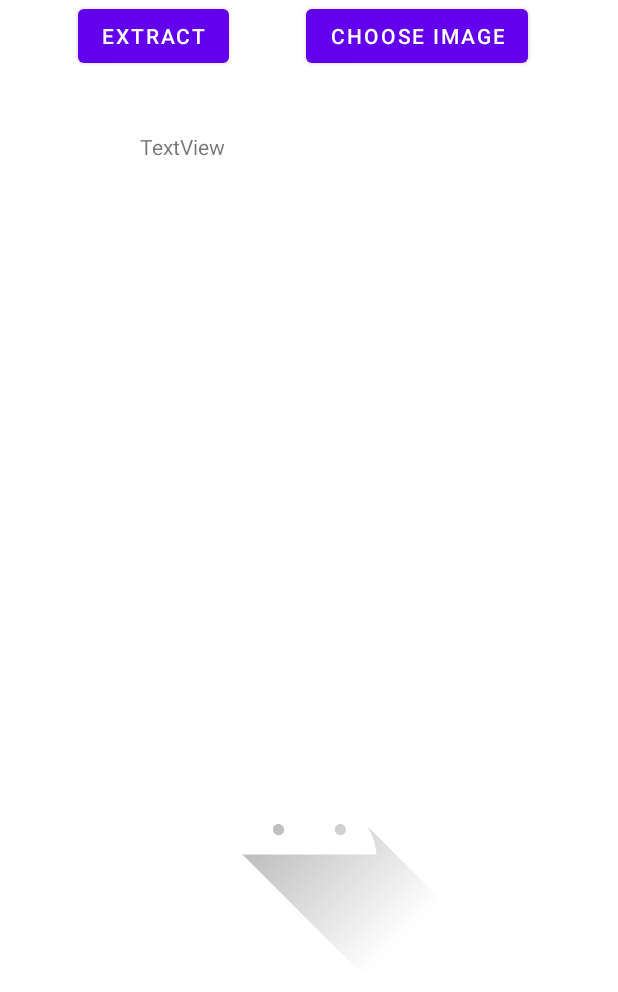
After one commit to Allissson/INFS3605_Einvoice, an Android app: the layout activity_scan.xml on its own in the app's theme, with its tools: preview values and no code run, on a phone screen of 412 x 824 dp. The commit adds this screen. Shown: the top 992 px of the screen. Run offline under Robolectric (Android 15) with nearby library versions, the phone set to English and light mode, and no system bars.

Commit message:
Choose Image + OCR

```diff
--- a/app/build.gradle
+++ b/app/build.gradle
@@ -36,6 +36,7 @@ dependencies {
     implementation 'androidx.constraintlayout:constraintlayout:2.1.3'
     implementation 'com.google.firebase:firebase-auth:20.0.4'
     implementation 'com.google.firebase:firebase-database:20.0.5'
+    implementation 'com.google.android.gms:play-services-vision:20.1.3'
     testImplementation 'junit:junit:4.+'
     androidTestImplementation 'androidx.test.ext:junit:1.1.3'
     androidTestImplementation 'androidx.test.espresso:espresso-core:3.4.0'
--- a/app/src/main/res/layout/activity_main.xml
+++ b/app/src/main/res/layout/activity_main.xml
@@ -2,7 +2,6 @@
 <androidx.constraintlayout.widget.ConstraintLayout xmlns:android="http://schemas.android.com/apk/res/android"
     xmlns:app="http://schemas.android.com/apk/res-auto"
     xmlns:tools="http://schemas.android.com/tools"
-    android:id="@+id/progressbar"
     android:layout_width="match_parent"
     android:layout_height="match_parent"
     tools:context=".MainActivity">
--- /dev/null
+++ b/app/src/main/res/layout/activity_scan.xml
@@ -0,0 +1,50 @@
+<?xml version="1.0" encoding="utf-8"?>
+<androidx.constraintlayout.widget.ConstraintLayout xmlns:android="http://schemas.android.com/apk/res/android"
+    xmlns:app="http://schemas.android.com/apk/res-auto"
+    xmlns:tools="http://schemas.android.com/tools"
+    android:layout_width="match_parent"
+    android:layout_height="match_parent"
+    tools:context=".ScanActivity">
+
+    <ImageView
+        android:id="@+id/imageView"
+        android:layout_width="230dp"
+        android:layout_height="210dp"
+        android:layout_marginTop="157dp"
+        android:layout_marginBottom="60dp"
+        app:layout_constraintBottom_toBottomOf="parent"
+        app:layout_constraintEnd_toEndOf="parent"
+        app:layout_constraintStart_toStartOf="parent"
+        app:layout_constraintTop_toBottomOf="@+id/output"
+        app:srcCompat="@drawable/ic_launcher_foreground" />
+
+    <Button
+        android:id="@+id/extract"
+        android:layout_width="wrap_content"
+        android:layout_height="wrap_content"
+        android:text="Extract"
+        app:layout_constraintEnd_toStartOf="@+id/btt_choose"
+        app:layout_constraintStart_toStartOf="parent"
+        tools:layout_editor_absoluteY="125dp" />
+
+    <TextView
+        android:id="@+id/output"
+        android:layout_width="225dp"
+        android:layout_height="91dp"
+        android:layout_marginTop="40dp"
+        android:text="TextView"
+        app:layout_constraintEnd_toEndOf="parent"
+        app:layout_constraintStart_toStartOf="parent"
+        app:layout_constraintTop_toBottomOf="@+id/extract" />
+
+    <Button
+        android:id="@+id/btt_choose"
+        android:layout_width="wrap_content"
+        android:layout_height="wrap_content"
+        android:layout_marginEnd="60dp"
+        android:layout_marginRight="60dp"
+        android:text="Choose Image"
+        app:layout_constraintBottom_toBottomOf="@+id/extract"
+        app:layout_constraintEnd_toEndOf="parent"
+        app:layout_constraintTop_toTopOf="@+id/extract" />
+</androidx.constraintlayout.widget.ConstraintLayout>
```
Also changed, not shown: app/src/main/AndroidManifest.xml (+6 -1 lines), app/src/main/java/com/example/infs3605ess/DashboardActivity.java (+15 -0 lines), app/src/main/res/layout/activity_dashboard.xml (+9 -0 lines).
